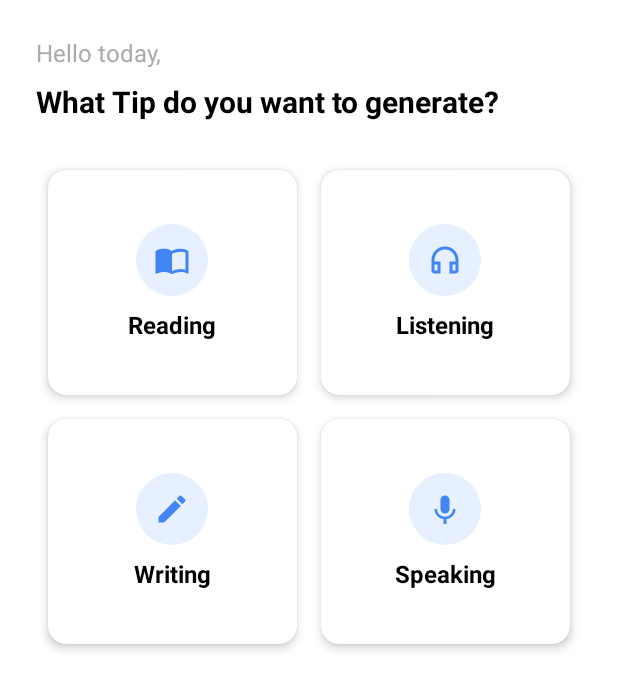
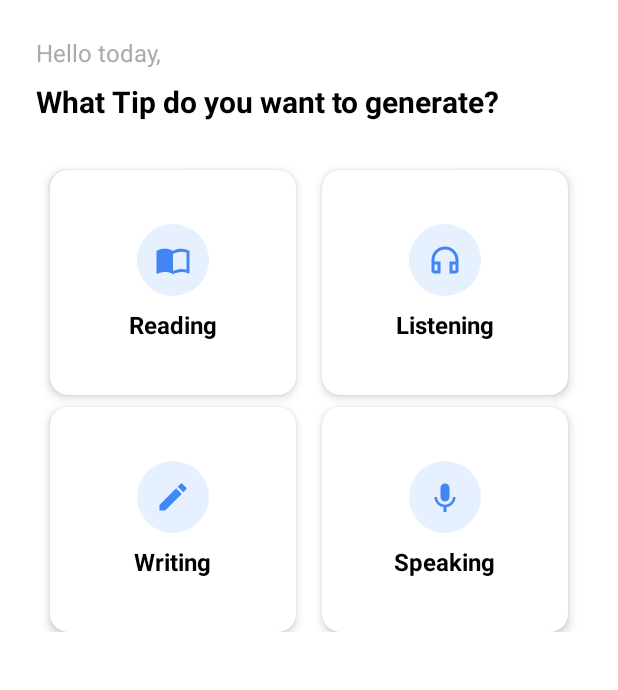
Before and after one commit to filiksyos/IELTS-Tip-Generator, an Android app: the layout fragment_get_tip.xml on its own in the app's theme, with its tools: preview values and no code run, on a phone screen of 412 x 824 dp. Shown: the top 690 px of the screen. Run offline under Robolectric (Android 15) with nearby library versions, the phone set to English and light mode, and no system bars.

Commit message:
whever works

```diff
--- a/IELTS/presentation/src/main/java/com/example/presentation/gettip/TipInputFragment.kt
+++ b/IELTS/presentation/src/main/java/com/example/presentation/gettip/TipInputFragment.kt
@@ -71,7 +71,7 @@ class TipInputFragment : Fragment() {
 
         // Set category label based on selected category
         viewModel.selectedCategory.value?.let { category ->
-            categoryLabel.text = "What's your ${category.name.lowercase()} issue?"
+            categoryLabel.text = category.name
 
             // Set example text based on category
             val examplePrompt = when (category) {
--- a/IELTS/presentation/src/main/res/layout/fragment_get_tip.xml
+++ b/IELTS/presentation/src/main/res/layout/fragment_get_tip.xml
@@ -27,13 +27,12 @@
         app:layout_constraintStart_toStartOf="parent"
         app:layout_constraintTop_toBottomOf="@id/greetingText" />
 
-    <GridLayout
+    <!-- Replace GridLayout with ConstraintLayout for better control -->
+    <androidx.constraintlayout.widget.ConstraintLayout
         android:id="@+id/optionsGrid"
         android:layout_width="match_parent"
         android:layout_height="wrap_content"
         android:layout_marginTop="24dp"
-        android:columnCount="2"
-        android:rowCount="2"
         app:layout_constraintTop_toBottomOf="@id/titleText">
 
         <!-- Reading Option -->
@@ -41,11 +40,13 @@
             android:id="@+id/readingOption"
             android:layout_width="0dp"
             android:layout_height="150dp"
-            android:layout_rowWeight="1"
-            android:layout_columnWeight="1"
             android:layout_margin="8dp"
             app:cardCornerRadius="12dp"
-            app:cardElevation="4dp">
+            app:cardElevation="4dp"
+            app:layout_constraintEnd_toStartOf="@+id/listeningOption"
+            app:layout_constraintStart_toStartOf="parent"
+            app:layout_constraintTop_toTopOf="parent"
+            app:layout_constraintWidth_percent="0.45">
 
             <LinearLayout
                 android:layout_width="match_parent"
@@ -78,11 +79,13 @@
             android:id="@+id/listeningOption"
             android:layout_width="0dp"
             android:layout_height="150dp"
-            android:layout_rowWeight="1"
-            android:layout_columnWeight="1"
             android:layout_margin="8dp"
             app:cardCornerRadius="12dp"
-            app:cardElevation="4dp">
+            app:cardElevation="4dp"
+            app:layout_constraintEnd_toEndOf="parent"
+            app:layout_constraintStart_toEndOf="@+id/readingOption"
+            app:layout_constraintTop_toTopOf="parent"
+            app:layout_constraintWidth_percent="0.45">
 
             <LinearLayout
                 android:layout_width="match_parent"
@@ -115,11 +118,13 @@
             android:id="@+id/writingOption"
             android:layout_width="0dp"
             android:layout_height="150dp"
-            android:layout_rowWeight="1"
-            android:layout_columnWeight="1"
             android:layout_margin="8dp"
             app:cardCornerRadius="12dp"
-            app:cardElevation="4dp">
+            app:cardElevation="4dp"
+            app:layout_constraintEnd_toStartOf="@+id/speakingOption"
+            app:layout_constraintStart_toStartOf="parent"
+            app:layout_constraintTop_toBottomOf="@+id/readingOption"
+            app:layout_constraintWidth_percent="0.45">
 
             <LinearLayout
                 android:layout_width="match_parent"
@@ -152,11 +157,13 @@
             android:id="@+id/speakingOption"
             android:layout_width="0dp"
             android:layout_height="150dp"
-            android:layout_rowWeight="1"
-            android:layout_columnWeight="1"
             android:layout_margin="8dp"
             app:cardCornerRadius="12dp"
-            app:cardElevation="4dp">
+            app:cardElevation="4dp"
+            app:layout_constraintEnd_toEndOf="parent"
+            app:layout_constraintStart_toEndOf="@+id/writingOption"
+            app:layout_constraintTop_toBottomOf="@+id/listeningOption"
+            app:layout_constraintWidth_percent="0.45">
 
             <LinearLayout
                 android:layout_width="match_parent"
@@ -183,6 +190,6 @@
                     android:textStyle="bold" />
             </LinearLayout>
         </androidx.cardview.widget.CardView>
-    </GridLayout>
+    </androidx.constraintlayout.widget.ConstraintLayout>
 
 </androidx.constraintlayout.widget.ConstraintLayout>
```
Also changed, not shown: IELTS/presentation/src/main/java/com/example/presentation/Fragment/DashboardFragment.kt (+1 -34 lines).
